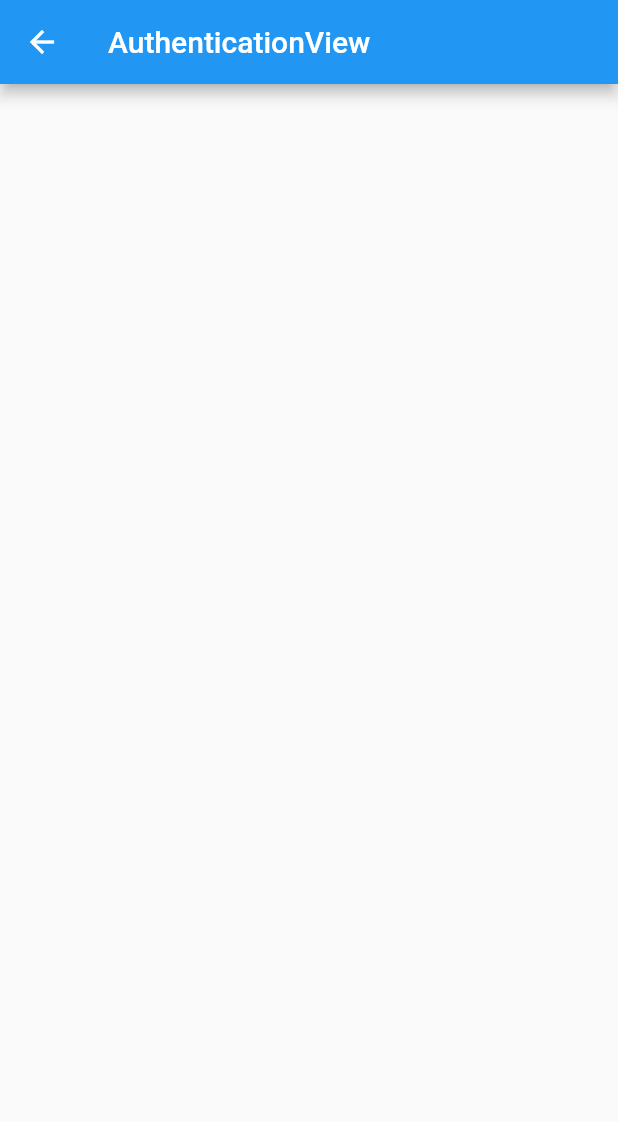
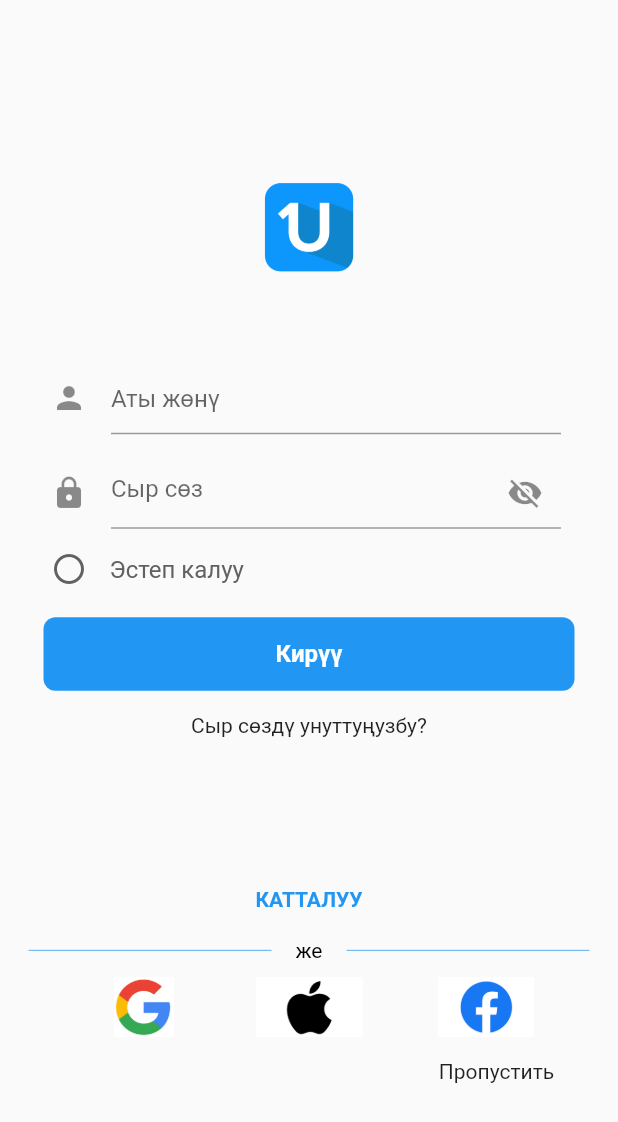
Before and after one commit to mustafanabiev/bir_umma, a Flutter app: the AuthenticationView screen opened directly, on a phone screen of 412 x 824 dp. Shown: the top 1122 px of the screen. Run offline on Flutter 3.47's test engine with Material 2 defaults, Android fonts, the light colour scheme and no system bars; our stand-ins replace equatable, flutter_bloc, flutter_svg; statements that could not run were skipped.

Commit message:
loginPage

```diff
--- a/lib/app/view/app_view.dart
+++ b/lib/app/view/app_view.dart
@@ -1,3 +1,4 @@
+import 'package:bir_umma/modules/authentication/view/authentication_view.dart';
 import 'package:bir_umma/modules/modules.dart';
 import 'package:bir_umma/modules/profile/logic/profile_cubit.dart';
 import 'package:bir_umma/modules/question_answer/question_answer.dart';
@@ -12,6 +13,7 @@ class MyApp extends StatelessWidget {
   @override
   Widget build(BuildContext context) {
     return MaterialApp(
+      debugShowCheckedModeBanner: false,
       title: 'Flutter Demo',
       theme: ThemeData(
         primarySwatch: Colors.blue,
@@ -37,7 +39,7 @@ class MyApp extends StatelessWidget {
             create: (context) => ProfileCubit(),
           ),
         ],
-        child: const MainView(),
+        child: AuthenticationView(),
       ),
     );
   }
--- /dev/null
+++ b/lib/components/auth_textfild_login.dart
@@ -0,0 +1,40 @@
+import 'package:flutter/material.dart';
+
+class MyTextFilds extends StatelessWidget {
+  final String hintext;
+  final Icon icons;
+  final icon;
+
+  const MyTextFilds({
+    Key? key,
+    required this.hintext,
+    required this.icons,
+    required this.usernameController,
+    this.icon,
+  }) : super(key: key);
+
+  final TextEditingController usernameController;
+
+  @override
+  Widget build(BuildContext context) {
+    return Row(
+      children: [
+        SizedBox(
+          width: 400,
+          child: Padding(
+            padding: const EdgeInsets.symmetric(horizontal: 30),
+            child: TextField(
+              controller: usernameController,
+              decoration: InputDecoration(
+                hintText: hintext,
+                icon: icons,
+                suffixIcon: icon,
+              ),
+              obscureText: false,
+            ),
+          ),
+        ),
+      ],
+    );
+  }
+}
--- /dev/null
+++ b/lib/components/my_button.dart
@@ -0,0 +1,32 @@
+import 'package:flutter/material.dart';
+
+class MyButton extends StatelessWidget {
+  final Function()? onTap;
+  const MyButton({
+    super.key,
+    required this.onTap,
+  });
+
+  @override
+  Widget build(BuildContext context) {
+    return GestureDetector(
+      onTap: onTap,
+      child: Container(
+          padding: const EdgeInsets.all(15),
+          margin: const EdgeInsets.symmetric(horizontal: 25),
+          decoration: BoxDecoration(
+            color: Colors.blue,
+            borderRadius: BorderRadius.circular(8),
+          ),
+          child: const Center(
+            child: Text(
+              "Кирүү",
+              style: TextStyle(
+                  color: Colors.white,
+                  fontSize: 16,
+                  fontWeight: FontWeight.bold),
+            ),
+          )),
+    );
+  }
+}
--- /dev/null
+++ b/lib/components/squareTile.dart
@@ -0,0 +1,19 @@
+import 'package:flutter/material.dart';
+
+class SquareTile extends StatelessWidget {
+  final String imagePath;
+  const SquareTile({
+    Key? key,
+    required this.imagePath,
+  }) : super(key: key);
+
+  @override
+  Widget build(BuildContext context) {
+    return Container(
+      child: Image.asset(
+        imagePath,
+        height: 40,
+      ),
+    );
+  }
+}
--- a/lib/modules/authentication/view/authentication_view.dart
+++ b/lib/modules/authentication/view/authentication_view.dart
@@ -1,13 +1,165 @@
+// ignore_for_file: public_member_api_docs, sort_constructors_first
+import 'package:bir_umma/components/auth_textfild_login.dart';
 import 'package:flutter/material.dart';
 
+import 'package:bir_umma/components/my_button.dart';
+import 'package:bir_umma/components/squareTile.dart';
+
 class AuthenticationView extends StatelessWidget {
-  const AuthenticationView({Key? key}) : super(key: key);
+  AuthenticationView({Key? key}) : super(key: key);
+  final safecontroller = TextEditingController();
+  final usernameController = TextEditingController();
+  final passwordcontroller = TextEditingController();
+  // sign user in method
+  void signUserIn() {}
 
   @override
   Widget build(BuildContext context) {
     return Scaffold(
-      appBar: AppBar(
-        title: const Text('AuthenticationView'),
+      body: Padding(
+        padding: const EdgeInsets.all(4.0),
+        child: SafeArea(
+          child: Center(
+            child: Column(
+              mainAxisAlignment: MainAxisAlignment.center,
+              children: [
+                Container(
+                  height: 100,
+                  width: 100,
+                  child: Image.asset(
+                    'assets/images/LOGO.png',
+                  ),
+                ),
+                const SizedBox(
+                  height: 40,
+                ),
+
+                MyTextFilds(
+                  usernameController: usernameController,
+                  hintext: 'Аты жөнү',
+                  icons: const Icon(Icons.person),
+                ),
+                const SizedBox(
+                  height: 15,
+                ),
+                MyTextFilds(
+                  usernameController: usernameController,
+                  hintext: 'Сыр сөз',
+                  icons: const Icon(Icons.lock),
+                  icon: const Icon(Icons.visibility_off),
+                ),
+                const SizedBox(
+                  height: 15,
+                ),
+
+                Padding(
+                  padding: const EdgeInsets.only(left: 30),
+                  child: Row(
+                    children: [
+                      Icon(
+                        Icons.circle_outlined,
+                        color: Colors.grey[700],
+                      ),
+                      const SizedBox(
+                        width: 15,
+                      ),
+                      Text(
+                        'Эстеп калуу',
+                        style: TextStyle(
+                          color: Colors.grey[700],
+                          fontSize: 16,
+                        ),
+                      ),
+                    ],
+                  ),
+                ),
+
+                const SizedBox(
+                  height: 20,
+                ),
+                // sign in
+                MyButton(
+                  onTap: signUserIn,
+                ),
+                const SizedBox(
+                  height: 15,
+                ),
+                const Text('Сыр сөздү унуттуңузбу?'),
+                const SizedBox(
+                  height: 100,
+                ),
+                const Text(
+                  'КАТТАЛУУ',
+                  style: TextStyle(
+                      color: Colors.blue, fontWeight: FontWeight.bold),
+                ),
+                const SizedBox(
+                  height: 18,
+                ),
+                // or
+                Padding(
+                  padding: const EdgeInsets.symmetric(horizontal: 15.0),
+                  child: Row(
+                    children: const [
+                      Expanded(
+                        child: Divider(
+                          endIndent: 16,
+                          thickness: 0.5,
+                          color: Colors.blue,
+                        ),
+                      ),
+                      Text('же', style: TextStyle(color: Colors.black)),
+                      Expanded(
+                        child: Divider(
+                          indent: 16,
+                          thickness: 0.5,
+                          color: Colors.blue,
+                        ),
+                      ),
+                    ],
+                  ),
+                ),
+                const SizedBox(
+                  height: 10,
+                ),
+                //google and apple button
+                Row(
+                  mainAxisAlignment: MainAxisAlignment.center,
+                  children: const [
+                    SizedBox(
+                      width: 70,
+                    ),
+                    // google button
+                    SquareTile(imagePath: 'assets/images/google.png'),
+                    SizedBox(
+                      width: 55,
+                    ),
+                    SquareTile(imagePath: 'assets/images/apple.png'),
+                    SizedBox(
+                      width: 50,
+                    ),
+                    SquareTile(imagePath: 'assets/images/FB.png'),
+                    SizedBox(
+                      width: 50,
+                    )
+                  ],
+                ),
+                const SizedBox(
+                  height: 15,
+                ),
+
+                const Padding(
+                  padding: EdgeInsets.only(
+                    left: 250,
+                  ),
+                  child: Text(
+                    'Пропустить',
+                  ),
+                ),
+              ],
+            ),
+          ),
+        ),
       ),
     );
   }
```
Also changed, not shown: assets/images/FB.png (added), assets/images/LOGO.png (added), assets/images/apple.png (added), assets/images/google.png (added).
